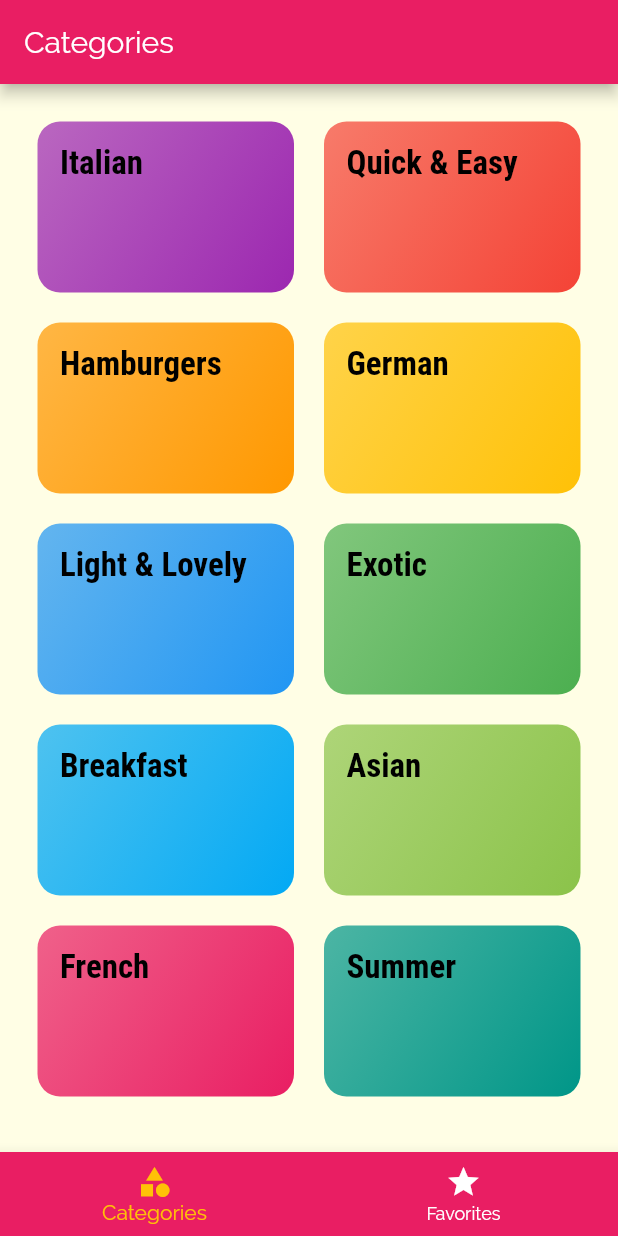
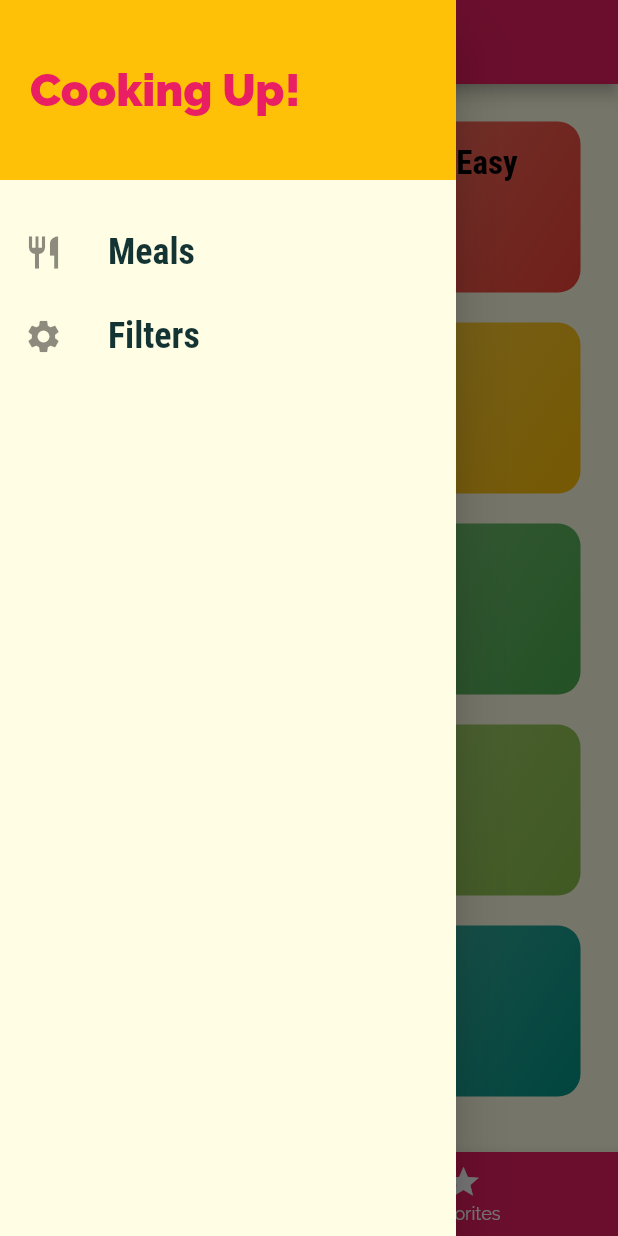
Before and after one commit to brimac1634/flutter-meals, a Flutter app: the screen it shows after launch, with the side drawer open (before the commit the screen has no drawer), on a phone screen of 412 x 824 dp. Run offline on Flutter 3.47's test engine with Material 2 defaults, Android fonts, the phone set to English and light mode, and no system bars.

Commit message:
added custom drawer component

```diff
--- a/lib/pages/tabs_page.dart
+++ b/lib/pages/tabs_page.dart
@@ -1,5 +1,6 @@
 import 'package:flutter/material.dart';
 
+import '../widgets/main_drawer.dart';
 import '../pages/favorites_page.dart';
 import '../pages/categories_page.dart';
 
@@ -52,6 +53,7 @@ class _TabsPageState extends State<TabsPage> {
       appBar: AppBar(
         title: Text(_pages[_selectedPageIndex]['title']),
       ),
+      drawer: MainDrawer(),
       body: _pages[_selectedPageIndex]['page'],
       bottomNavigationBar: BottomNavigationBar(
         onTap: _selectPage,
--- /dev/null
+++ b/lib/widgets/main_drawer.dart
@@ -0,0 +1,51 @@
+import 'package:flutter/material.dart';
+
+class MainDrawer extends StatelessWidget {
+  Widget buildListTile(String title, IconData icon) {
+    return ListTile(
+      leading: Icon(
+        icon,
+        size: 26,
+      ),
+      title: Text(
+        title,
+        style: TextStyle(
+            fontFamily: 'RobotoCondensed',
+            fontSize: 24,
+            fontWeight: FontWeight.bold),
+      ),
+      onTap: () {
+        // ... go to page
+      },
+    );
+  }
+
+  @override
+  Widget build(BuildContext context) {
+    return Drawer(
+      child: Column(
+        children: <Widget>[
+          Container(
+            color: Theme.of(context).accentColor,
+            height: 120,
+            width: double.infinity,
+            padding: EdgeInsets.all(20),
+            alignment: Alignment.centerLeft,
+            child: Text(
+              'Cooking Up!',
+              style: TextStyle(
+                  fontWeight: FontWeight.w900,
+                  fontSize: 30,
+                  color: Theme.of(context).primaryColor),
+            ),
+          ),
+          SizedBox(
+            height: 20,
+          ),
+          buildListTile('Meals', Icons.restaurant),
+          buildListTile('Filters', Icons.settings),
+        ],
+      ),
+    );
+  }
+}
```
